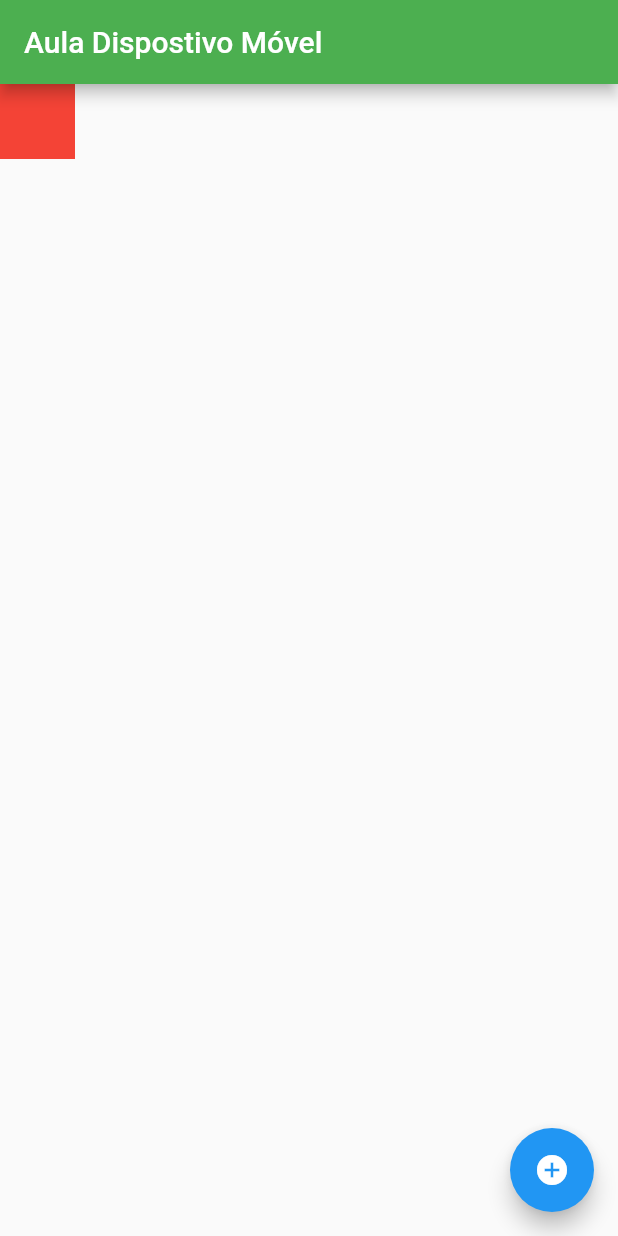
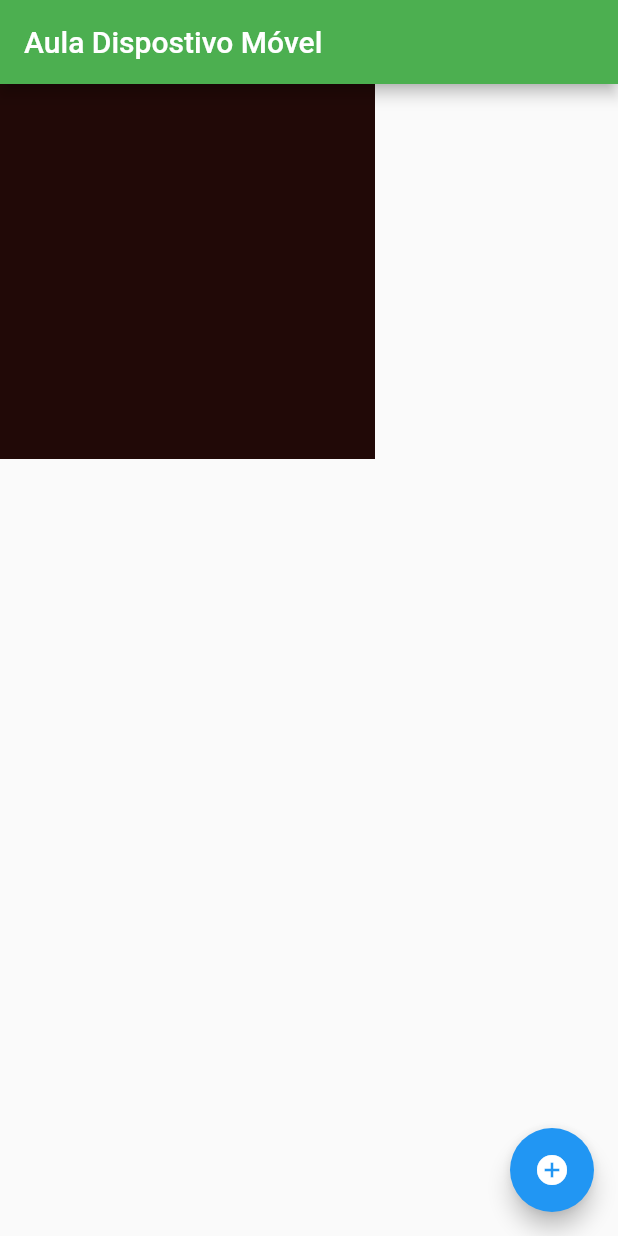
Before and after one commit to claytonferraz/flutter_aula2021_1, a Flutter app: the screen it shows after launch, on a phone screen of 412 x 824 dp. Run offline on Flutter 3.47's test engine with Material 2 defaults, Android fonts, the phone set to English and light mode, and no system bars.

Commit message:
Aula 1.6.2 filhos na mesma cor

```diff
--- a/lib/home_page.dart
+++ b/lib/home_page.dart
@@ -13,14 +13,21 @@ class HomePageState extends State<HomePage> {
   @override
   Widget build(BuildContext context) {
     // podemos usar Scaffold ou material
+    var container = Container(
+      height: 250,
+      width: 250,
+      color: Colors.red,
+      //testando filho
+      child: Container(
+        height: 250,
+        width: 250,
+        color: Colors.black87,
+      ),
+    );
     return Scaffold(
       appBar: AppBar(title: Text('Aula Dispostivo Móvel')),
 
-      body: Container(
-        height: 50,
-        width: 50,
-        color: Colors.red,
-      ),
+      body: container,
       // passando botao
       floatingActionButton: FloatingActionButton(
         child: Icon(Icons.add_circle),
```
